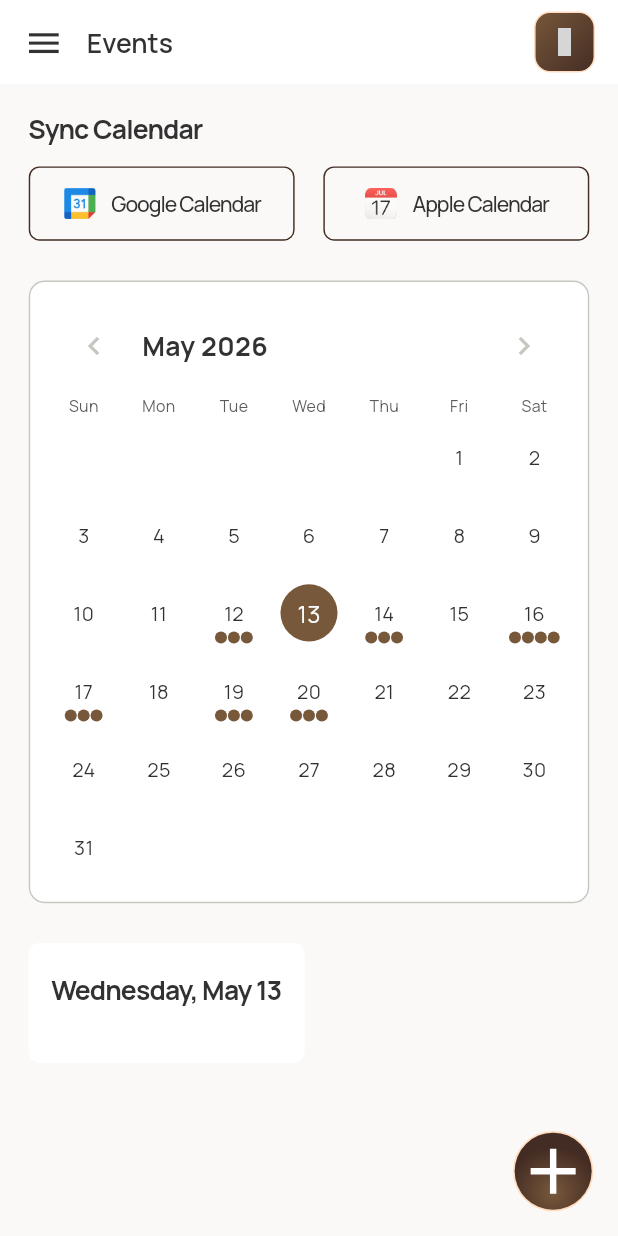
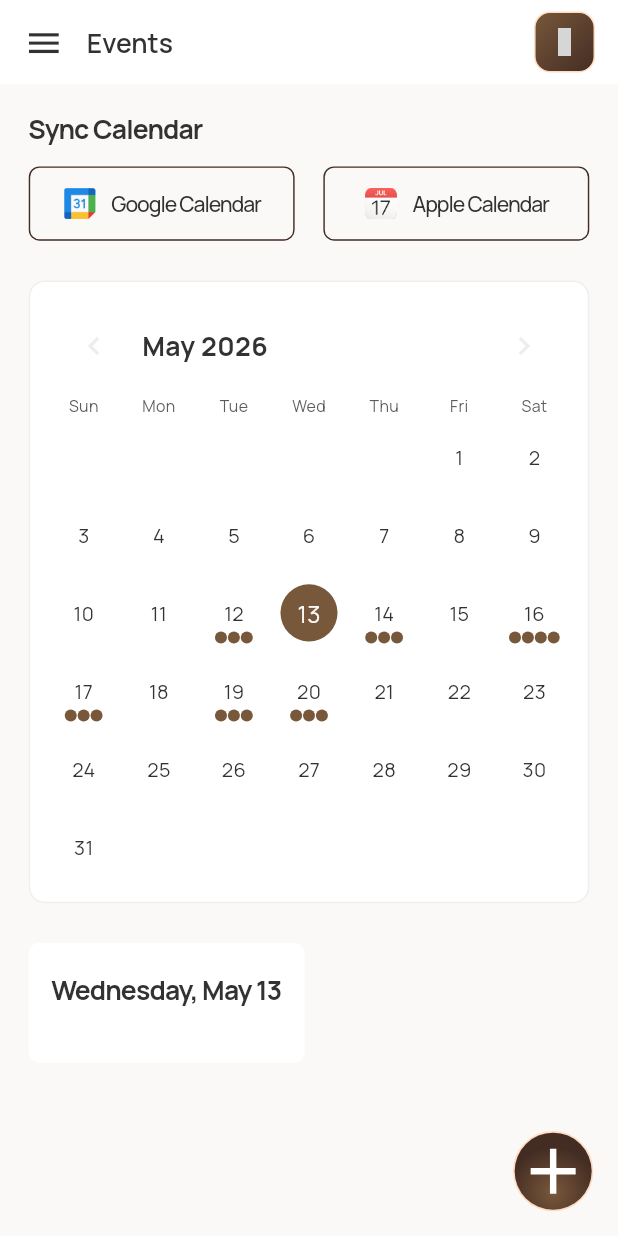
Before and after one commit to waleed-tafsol/stride_sync, a Flutter app: the EventPage screen opened directly, on a phone screen of 412 x 824 dp. Run offline on Flutter 3.47's test engine with Material 3 defaults, Android fonts, the phone set to English and light mode, and no system bars; drawn by our look-alikes of flutter_easyloading, table_calendar; our stand-ins replace dotted_border, dropdown_button2, flutter_screenutil, flutter_secure_storage, flutter_svg, get_it and 3 more; missing offline and left inert: tabler_icons_plus; accounts and stored records are empty; grey boxes are pictures that could not be loaded.

Commit message:
feat: Update UI elements in auth and event pages for improved aesthetics and functionality

```diff
--- a/lib/ui/pages/event_page.dart
+++ b/lib/ui/pages/event_page.dart
@@ -318,11 +318,11 @@ class _EventPageState extends State<EventPage> {
                     formatButtonVisible: false,
                     titleCentered: false,
                     titleTextStyle: AppFonts.black20w700,
-                    leftChevronIcon: const Icon(
+                    leftChevronIcon: Icon(
                       Icons.chevron_left,
                       color: AppColors.borderColor,
                     ),
-                    rightChevronIcon: const Icon(
+                    rightChevronIcon: Icon(
                       Icons.chevron_right,
                       color: AppColors.borderColor,
                     ),
@@ -335,12 +335,11 @@ class _EventPageState extends State<EventPage> {
               ),
               SizedBox(height: 30.h),
 
-
               Container(
                 padding: EdgeInsets.symmetric(horizontal: 16.w, vertical: 20.w),
                 decoration: BoxDecoration(
                   color: AppColors.white,
-            borderRadius: BorderRadius.circular(8.r)
+                  borderRadius: BorderRadius.circular(8.r),
                 ),
                 child: Column(
                   crossAxisAlignment: .start,
@@ -349,7 +348,9 @@ class _EventPageState extends State<EventPage> {
                       _selectedDay != null
                           ? DateFormat('EEEE, MMM d').format(_selectedDay!)
                           : 'Select a date',
-                style: AppFonts.black20w700.copyWith(letterSpacing: -0.64.sp),
+                      style: AppFonts.black20w700.copyWith(
+                        letterSpacing: -0.64.sp,
+                      ),
                     ),
                     SizedBox(height: 20.h),
                     ..._getEventsForDay(
--- a/lib/ui/resources/app_colors.dart
+++ b/lib/ui/resources/app_colors.dart
@@ -9,7 +9,7 @@ abstract final class AppColors {
   static const greyColor = Color(0xFFE4E2DD);
   static const fillGreyColor = Color(0xFFE1E1E1);
   static const greycolor2 = Color(0xFF676767);
-  static const borderColor = Color(0xFFC3C8C1);
+  static final borderColor = Color(0xFFC3C8C1).withValues(alpha: 0.3);
   static const secondary = Color(0xFF78583B);
   static const brown = Color(0xFFEDBF95);
   static const lightBrown1 = Color(0xFFE1B691);
--- a/lib/ui/resources/app_fonts.dart
+++ b/lib/ui/resources/app_fonts.dart
@@ -118,6 +118,11 @@ abstract final class AppFonts {
     fontWeight: FontWeight.w400,
     color: AppColors.white,
   );
+  static final white18w600 = _base.copyWith(
+    fontSize: 18.sp,
+    fontWeight: FontWeight.w600,
+    color: AppColors.white,
+  );
   static final grey18w400 = _base.copyWith(
     fontSize: 18.sp,
     fontWeight: FontWeight.w400,
```
Also changed, not shown: lib/ui/pages/auth_page.dart (+21 -21 lines). Lines whose indentation alone changed are shown as unchanged.
